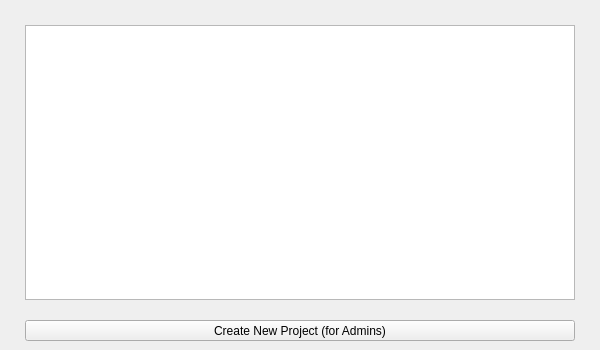
First picture: the form in Qt/InstaDam/app/projectlist.ui, repository Vedhus/InstaDam, before the edit.
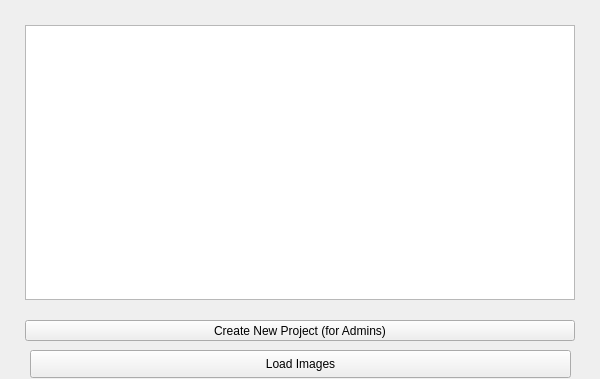
Second picture: the form after the edit.

The edit to the form file:
```diff
--- a/Qt/InstaDam/app/projectlist.ui
+++ b/Qt/InstaDam/app/projectlist.ui
@@ -7,7 +7,7 @@
     <x>0</x>
     <y>0</y>
     <width>600</width>
-    <height>350</height>
+    <height>379</height>
    </rect>
   </property>
   <property name="windowTitle">
@@ -36,6 +36,19 @@
     </rect>
    </property>
   </widget>
+  <widget class="QPushButton" name="loadImagesButton">
+   <property name="geometry">
+    <rect>
+     <x>30</x>
+     <y>350</y>
+     <width>541</width>
+     <height>28</height>
+    </rect>
+   </property>
+   <property name="text">
+    <string>Load Images</string>
+   </property>
+  </widget>
  </widget>
  <resources/>
  <connections/>
```
